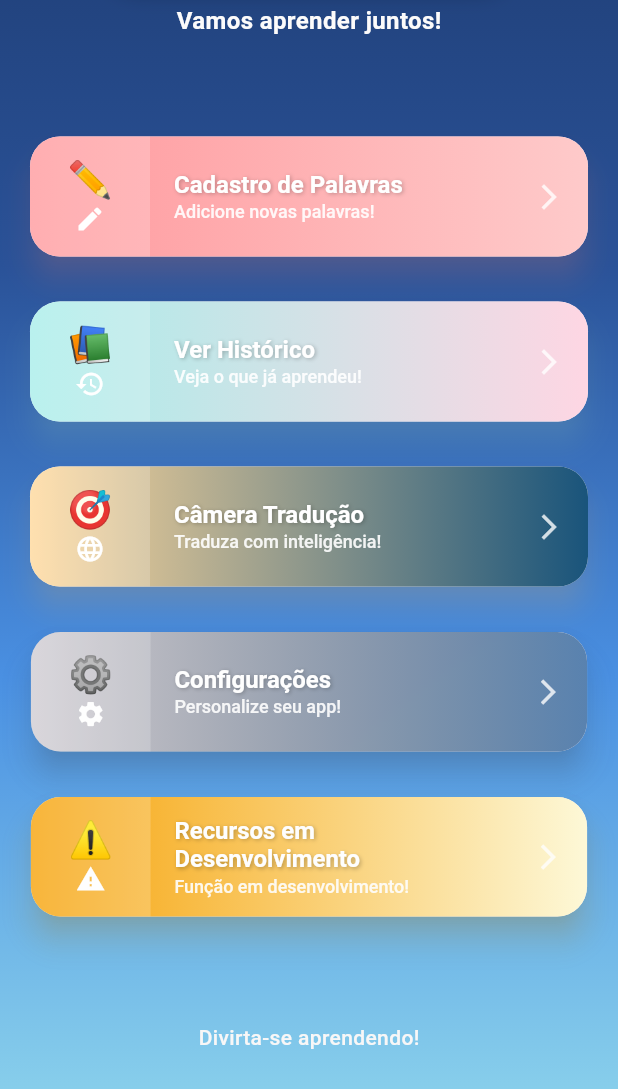
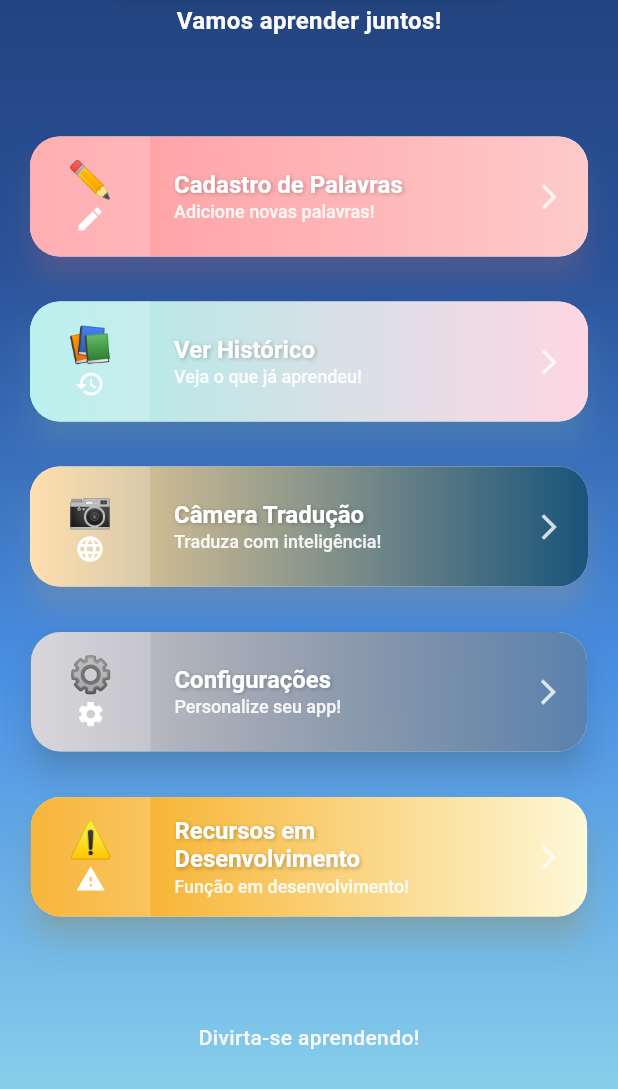
Before and after one commit to EnzoBenito1/lenscantalk, a Flutter app: the screen it shows once a user with an empty profile is signed in, after a tap on "Começar", on a phone screen of 412 x 824 dp, the part 147-1236 px from its top. Run offline on Flutter 3.47's test engine with Material 3 defaults, Android fonts, the light colour scheme and no system bars; our stand-ins replace camera, cloud_firestore, firebase_auth, firebase_core, flutter_tts, google_sign_in and 2 more; missing offline and left inert: google_mlkit_image_labeling; accounts and stored records are empty; generated files the repository leaves out were written again; Roboto replaces fonts that are missing (Comic Sans MS).

Commit message:
Corrigido 21 11 2025

```diff
--- a/lib/main.dart
+++ b/lib/main.dart
@@ -426,7 +426,7 @@ class _WelcomeScreenState extends State<WelcomeScreen>
                     children: [
                       _buildFeatureIcon('✏️', 'Cadastrar'),
                       _buildFeatureIcon('📚', 'Histórico'),
-                      _buildFeatureIcon('🎯', 'Traduzir'),
+                      _buildFeatureIcon('📷', 'Traduzir'),
                       _buildFeatureIcon('⚙️', 'Config'),
                     ],
                   ),
@@ -640,7 +640,7 @@ class _MenuScreenState extends State<MenuScreen>
                       _buildAnimatedButton(
                         context: context,
                         icon: Icons.language,
-                        emoji: '🎯',
+                        emoji: '📷',
                         label: 'Câmera Tradução',
                         description: 'Traduza com inteligência!',
                         colors: [const Color(0xFFFFD89B), const Color(0xFF19547B)],
--- a/lib/screens/mlkit_screen.dart
+++ b/lib/screens/mlkit_screen.dart
@@ -33,7 +33,6 @@ class _MLKitScreenState extends State<MLKitScreen> with TickerProviderStateMixin
   late Animation<double> _scaleAnimation;
   late Animation<double> _bounceAnimation;
 
-  // Game variables
   GameMode _currentMode = GameMode.learning;
   int _score = 0;
   int _streak = 0;
```
Also changed, not shown: lib/screens/login_screen.dart (+0 -9 lines), pubspec.yaml (+0 -21 lines).
